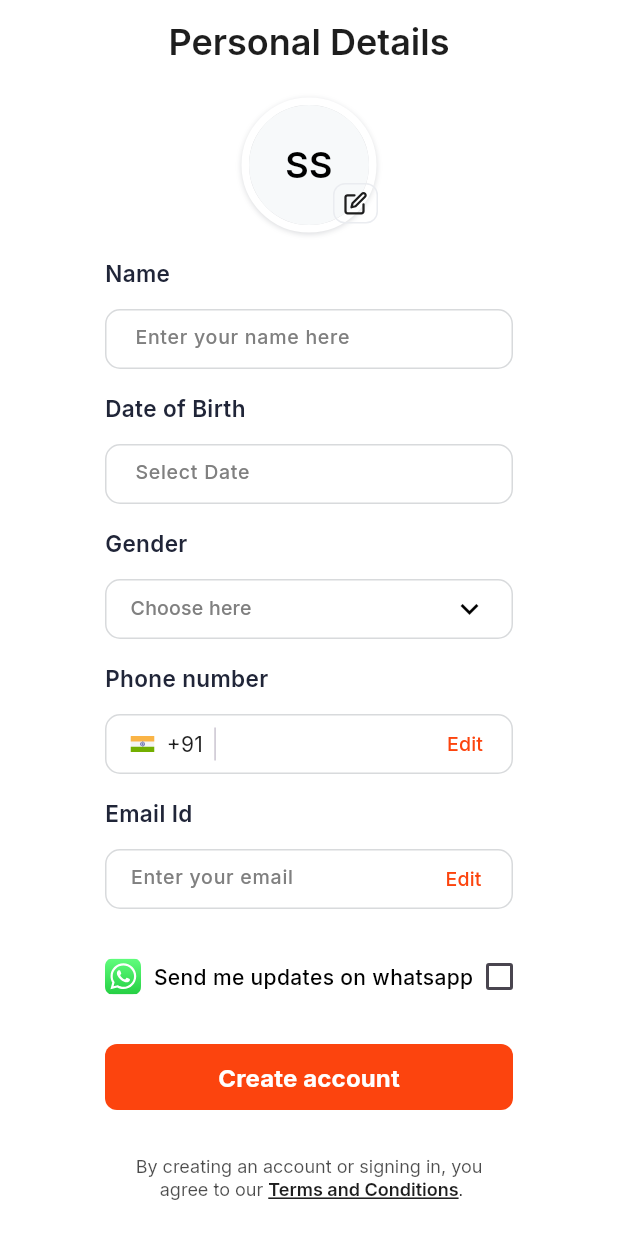
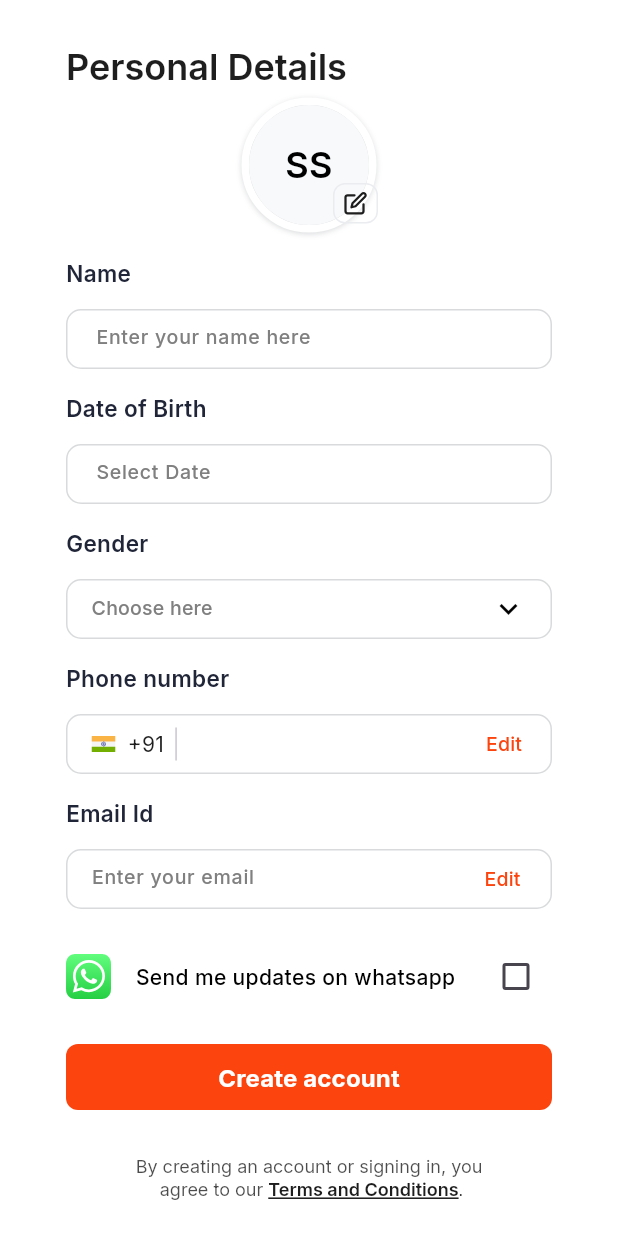
Before and after one commit to priyankanit/Restaurant_Pager_App, a Flutter app: the SignUpPage screen opened directly, on a phone screen of 412 x 824 dp. Run offline on Flutter 3.47's test engine with Material 3 defaults, Android fonts, the light colour scheme and no system bars; our stand-ins replace cloud_firestore, delightful_toast, firebase_auth, firebase_core, firebase_messaging, firebase_storage and 8 more; missing offline and left inert: smart_auth; accounts and stored records are empty; statements that could not run were skipped.

Commit message:
some ui adjustment

```diff
--- a/lib/views/SignUpView/components/messagePerference.dart
+++ b/lib/views/SignUpView/components/messagePerference.dart
@@ -19,37 +19,36 @@ class _MessagePerferenceState extends State<MessagePerference> {
     return SizedBox(
         height: 30,
         child: Row(
-          mainAxisAlignment: MainAxisAlignment.spaceBetween,
+          mainAxisAlignment: MainAxisAlignment.spaceBetween,// center is preferred
           crossAxisAlignment: CrossAxisAlignment.center,
           children: [
-            SizedBox(
-              width: 24,
-              height: 24,
-              child: SvgPicture.asset(
+            SvgPicture.asset(
               "assets/signUpAssets/whatsapp.svg",
-            )),
-            const SizedBox(width: 6,),
+              width: 30,
+              height: 30,
+            ),
+            const SizedBox(
+              width: 6,
+            ),
             Text(
               "Send me updates on whatsapp",
               style: GoogleFonts.inter(
                   fontSize: 14,
                   fontWeight: FontWeight.w500,
                   color: Colors.black,
-                  height: 1.21
+                  height: 1.21),
             ),
+            const SizedBox(
+              width: 6,
             ),
-            const SizedBox(width: 6,),
-            SizedBox(
-              width: 18,
-              height: 18,
-              child: Obx(() => Checkbox(
+            Obx(() => Checkbox(
                   value: controller.signUpModel.value.sendMessageViaWhatsApp,
                   onChanged: (value) {
                     controller.updateMessagePreferences(value ?? false);
                   },
                   checkColor: Colors.white,
                   activeColor: themeColor,
-              )),
+              ),
             )
           ],
         ));
--- a/lib/views/SignUpView/signUpPage.dart
+++ b/lib/views/SignUpView/signUpPage.dart
@@ -43,14 +43,18 @@ class _SignUpPageState extends State<SignUpPage> {
     return Scaffold(
       appBar: AppBar(
         automaticallyImplyLeading: false,
-        centerTitle: true,
-        title: Text(
-          "Personal Details",
-          style: GoogleFonts.inter(
-            color: fontColor,
-            fontWeight: FontWeight.w600,
-            fontSize: 24,
-            height: 1.21,
+        centerTitle: false,
+        titleSpacing: 0,
+        title: Padding(
+          padding: const EdgeInsets.only(left: 44,top: 33),
+          child: Text(
+            "Personal Details",
+            style: GoogleFonts.inter(
+              color: fontColor,
+              fontWeight: FontWeight.w600,
+              fontSize: 24,
+              height: 1.3,
+            ),
           ),
         ),
         surfaceTintColor: Colors.transparent,
@@ -61,8 +65,8 @@ class _SignUpPageState extends State<SignUpPage> {
           scrollDirection: Axis.vertical,
           child: Form(
             key: _formKey,
-            child: SizedBox(
-              width: 272,
+            child: Padding(
+              padding: const EdgeInsets.symmetric(horizontal: 44),
               child: Column(
                 crossAxisAlignment: CrossAxisAlignment.center,
                 mainAxisAlignment: MainAxisAlignment.start,
```
Also changed, not shown: lib/views/EditProfileView/EditProfilePage.dart (+17 -14 lines), lib/views/VerifyEmailUsingOTP/VerifyEmailUsingOTP.dart (+2 -40 lines), lib/views/VerifyPhoneNoUsingOTP/VerifyPhoneNoUsingOTP.dart (+2 -40 lines). Lines whose indentation alone changed are shown as unchanged.
